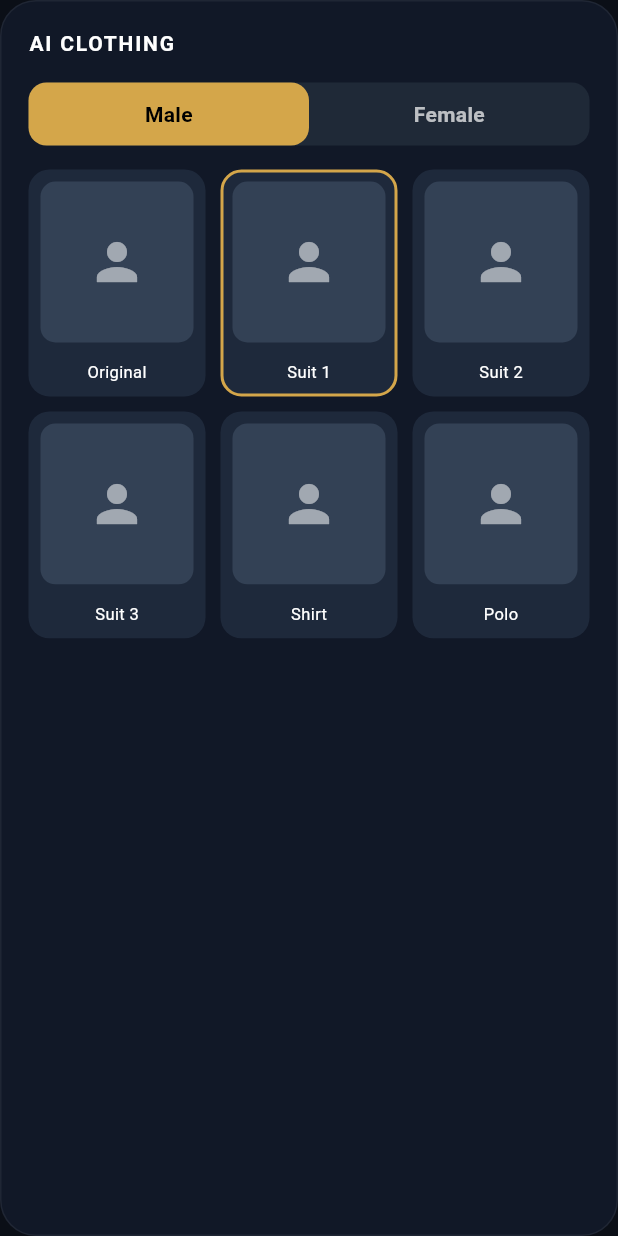
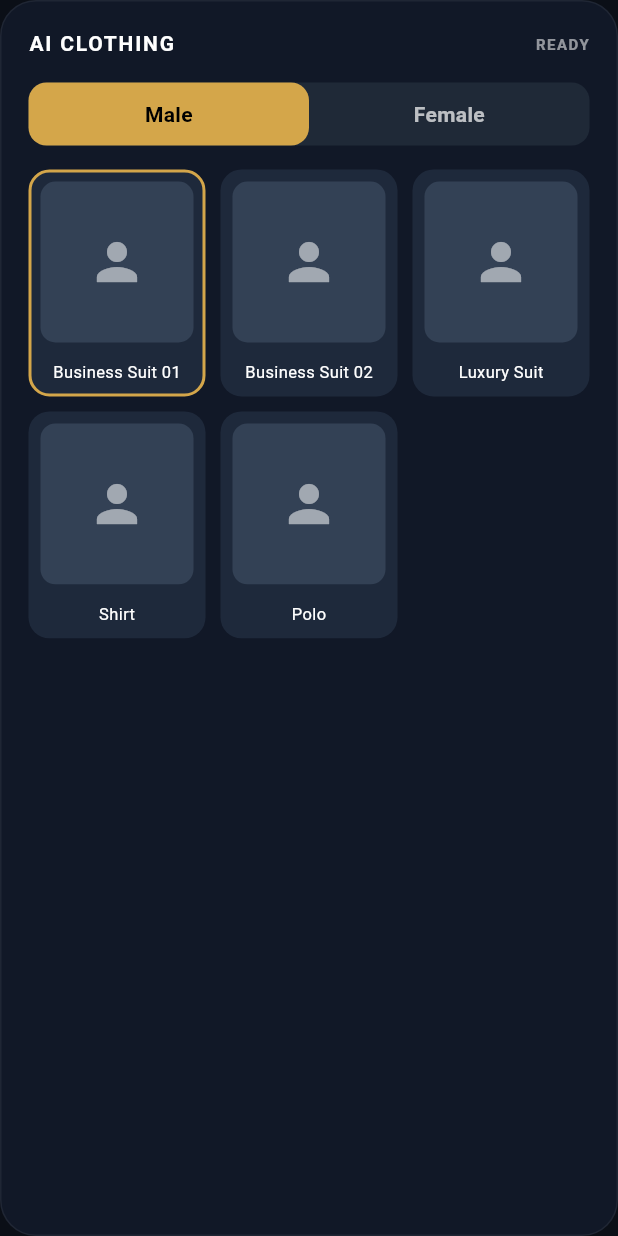
Before and after one commit to suleymangurpinar-hue/SmartIDPro, a Flutter app: the AiClothingPanel widget shown alone on an empty page, opened directly, on a phone screen of 412 x 824 dp. Run offline on Flutter 3.47's test engine with Material 3 defaults, Android fonts, the light colour scheme and no system bars; our stand-ins replace file_picker, sqflite_common_ffi; missing offline and left inert: onnxruntime; accounts and stored records are empty; Roboto replaces fonts that are missing (SF Pro Display).

Commit message:
v0.3 AI Clothing Foundation

```diff
--- /dev/null
+++ b/lib/features/ai_clothing/controllers/ai_clothing_controller.dart
@@ -0,0 +1,79 @@
+import 'package:flutter/foundation.dart';
+
+import '../data/clothing_library.dart';
+import '../models/clothing_category.dart';
+import '../models/clothing_item.dart';
+import '../models/clothing_result.dart';
+import '../services/ai_clothing_service.dart';
+import '../services/mock_ai_clothing_service.dart';
+
+class AiClothingController extends ChangeNotifier {
+  AiClothingController({AiClothingService? service})
+    : _service = service ?? MockAiClothingService() {
+    _selectedClothing = clothingItems.isNotEmpty ? clothingItems.first : null;
+  }
+
+  final AiClothingService _service;
+
+  String _currentGender = 'male';
+  ClothingCategory _currentCategory = ClothingCategory.business;
+  ClothingItem? _selectedClothing;
+  ClothingStatus _engineStatus = ClothingStatus.idle;
+
+  String get currentGender => _currentGender;
+  ClothingCategory get currentCategory => _currentCategory;
+  ClothingItem? get selectedClothing => _selectedClothing;
+  ClothingStatus get engineStatus => _engineStatus;
+
+  List<ClothingItem> get clothingItems {
+    return ClothingLibrary.byGender(_currentGender);
+  }
+
+  void setGender(String gender) {
+    if (_currentGender == gender) {
+      return;
+    }
+
+    _currentGender = gender;
+    _selectedClothing = clothingItems.isNotEmpty ? clothingItems.first : null;
+    notifyListeners();
+  }
+
+  void setCategory(ClothingCategory category) {
+    if (_currentCategory == category) {
+      return;
+    }
+
+    _currentCategory = category;
+    notifyListeners();
+  }
+
+  void selectClothing(ClothingItem item) {
+    if (_selectedClothing == item) {
+      return;
+    }
+
+    _selectedClothing = item;
+    notifyListeners();
+  }
+
+  Future<void> generate() async {
+    _setEngineStatus(ClothingStatus.preparing);
+    await Future<void>.delayed(const Duration(milliseconds: 250));
+
+    _setEngineStatus(ClothingStatus.processing);
+
+    try {
+      final result = await _service.generate();
+      _selectedClothing = result.selectedItem ?? _selectedClothing;
+      _setEngineStatus(result.status);
+    } catch (_) {
+      _setEngineStatus(ClothingStatus.failed);
+    }
+  }
+
+  void _setEngineStatus(ClothingStatus status) {
+    _engineStatus = status;
+    notifyListeners();
+  }
+}
--- /dev/null
+++ b/lib/features/ai_clothing/data/clothing_library.dart
@@ -0,0 +1,91 @@
+import '../models/clothing_category.dart';
+import '../models/clothing_item.dart';
+
+class ClothingLibrary {
+  static const List<ClothingItem> items = [
+    ClothingItem(
+      id: 'male-business-suit-01',
+      title: 'Business Suit 01',
+      gender: 'male',
+      category: ClothingCategory.business,
+      thumbnail: '',
+      preview: '',
+      premium: false,
+      enabled: true,
+    ),
+    ClothingItem(
+      id: 'male-business-suit-02',
+      title: 'Business Suit 02',
+      gender: 'male',
+      category: ClothingCategory.business,
+      thumbnail: '',
+      preview: '',
+      premium: false,
+      enabled: true,
+    ),
+    ClothingItem(
+      id: 'male-luxury-suit',
+      title: 'Luxury Suit',
+      gender: 'male',
+      category: ClothingCategory.luxury,
+      thumbnail: '',
+      preview: '',
+      premium: true,
+      enabled: true,
+    ),
+    ClothingItem(
+      id: 'male-shirt',
+      title: 'Shirt',
+      gender: 'male',
+      category: ClothingCategory.casual,
+      thumbnail: '',
+      preview: '',
+      premium: false,
+      enabled: true,
+    ),
+    ClothingItem(
+      id: 'male-polo',
+      title: 'Polo',
+      gender: 'male',
+      category: ClothingCategory.casual,
+      thumbnail: '',
+      preview: '',
+      premium: false,
+      enabled: true,
+    ),
+    ClothingItem(
+      id: 'female-business',
+      title: 'Business',
+      gender: 'female',
+      category: ClothingCategory.business,
+      thumbnail: '',
+      preview: '',
+      premium: false,
+      enabled: true,
+    ),
+    ClothingItem(
+      id: 'female-formal',
+      title: 'Formal',
+      gender: 'female',
+      category: ClothingCategory.formal,
+      thumbnail: '',
+      preview: '',
+      premium: false,
+      enabled: true,
+    ),
+    ClothingItem(
+      id: 'female-premium',
+      title: 'Premium',
+      gender: 'female',
+      category: ClothingCategory.luxury,
+      thumbnail: '',
+      preview: '',
+      premium: true,
+      enabled: true,
+    ),
+  ];
+
+  static List<ClothingItem> byGender(String gender) {
+    return items.where((item) => item.gender == gender).toList();
+  }
+}
--- /dev/null
+++ b/lib/features/ai_clothing/models/clothing_category.dart
@@ -0,0 +1,9 @@
+enum ClothingCategory {
+  business,
+  formal,
+  luxury,
+  casual,
+  medical,
+  uniform,
+  wedding,
+}
--- /dev/null
+++ b/lib/features/ai_clothing/models/clothing_item.dart
@@ -0,0 +1,73 @@
+import 'clothing_category.dart';
+
+class ClothingItem {
+  final String id;
+  final String title;
+  final String gender;
+  final ClothingCategory category;
+  final String thumbnail;
+  final String preview;
+  final bool premium;
+  final bool enabled;
+
+  const ClothingItem({
+    required this.id,
+    required this.title,
+    required this.gender,
+    required this.category,
+    required this.thumbnail,
+    required this.preview,
+    required this.premium,
+    required this.enabled,
+  });
+
+  ClothingItem copyWith({
+    String? id,
+    String? title,
+    String? gender,
+    ClothingCategory? category,
+    String? thumbnail,
+    String? preview,
+    bool? premium,
+    bool? enabled,
+  }) {
+    return ClothingItem(
+      id: id ?? this.id,
+      title: title ?? this.title,
+      gender: gender ?? this.gender,
+      category: category ?? this.category,
+      thumbnail: thumbnail ?? this.thumbnail,
+      preview: preview ?? this.preview,
+      premium: premium ?? this.premium,
+      enabled: enabled ?? this.enabled,
+    );
+  }
+
+  @override
+  bool operator ==(Object other) {
+    return identical(this, other) ||
+        other is ClothingItem &&
+            other.id == id &&
+            other.title == title &&
+            other.gender == gender &&
+            other.category == category &&
+            other.thumbnail == thumbnail &&
+            other.preview == preview &&
+            other.premium == premium &&
+            other.enabled == enabled;
+  }
+
+  @override
+  int get hashCode {
+    return Object.hash(
+      id,
+      title,
+      gender,
+      category,
+      thumbnail,
+      preview,
+      premium,
+      enabled,
+    );
+  }
+}
--- /dev/null
+++ b/lib/features/ai_clothing/models/clothing_result.dart
@@ -0,0 +1,10 @@
+import 'clothing_item.dart';
+
+enum ClothingStatus { idle, preparing, processing, completed, failed }
+
+class ClothingResult {
+  final ClothingItem? selectedItem;
+  final ClothingStatus status;
+
+  const ClothingResult({required this.selectedItem, required this.status});
+}
--- /dev/null
+++ b/lib/features/ai_clothing/services/ai_clothing_service.dart
@@ -0,0 +1,5 @@
+import '../models/clothing_result.dart';
+
+abstract class AiClothingService {
+  Future<ClothingResult> generate();
+}
--- /dev/null
+++ b/lib/features/ai_clothing/services/mock_ai_clothing_service.dart
@@ -0,0 +1,19 @@
+import '../models/clothing_result.dart';
+import 'ai_clothing_service.dart';
+
+class MockAiClothingService implements AiClothingService {
+  @override
+  Future<ClothingResult> generate() async {
+    await Future<void>.delayed(const Duration(milliseconds: 250));
+    const ClothingResult(selectedItem: null, status: ClothingStatus.preparing);
+
+    await Future<void>.delayed(const Duration(milliseconds: 350));
+    const ClothingResult(selectedItem: null, status: ClothingStatus.processing);
+
+    await Future<void>.delayed(const Duration(milliseconds: 450));
+    return const ClothingResult(
+      selectedItem: null,
+      status: ClothingStatus.completed,
+    );
+  }
+}
--- /dev/null
+++ b/lib/features/ai_clothing/widgets/clothing_card.dart
@@ -0,0 +1,56 @@
+import 'package:flutter/material.dart';
+
+import '../models/clothing_item.dart';
+
+class ClothingCard extends StatelessWidget {
+  const ClothingCard({
+    super.key,
+    required this.item,
+    required this.active,
+    required this.onTap,
+  });
+
+  final ClothingItem item;
+  final bool active;
+  final VoidCallback onTap;
+
+  @override
+  Widget build(BuildContext context) {
+    return GestureDetector(
+      onTap: onTap,
+      child: Container(
+        decoration: BoxDecoration(
+          color: const Color(0xFF1E293B),
+          borderRadius: BorderRadius.circular(14),
+          border: Border.all(
+            color: active ? const Color(0xFFD4A64A) : Colors.transparent,
+            width: 2,
+          ),
+        ),
+        child: Column(
+          children: [
+            Expanded(
+              child: Container(
+                margin: const EdgeInsets.all(6),
+                decoration: BoxDecoration(
+                  color: const Color(0xFF334155),
+                  borderRadius: BorderRadius.circular(10),
+                ),
+                child: const Center(
+                  child: Icon(Icons.person, size: 40, color: Colors.white54),
+                ),
+              ),
+            ),
+            Padding(
+              padding: const EdgeInsets.all(6),
+              child: Text(
+                item.title,
+                style: const TextStyle(color: Colors.white, fontSize: 11),
+              ),
+            ),
+          ],
+        ),
+      ),
+    );
+  }
+}
--- /dev/null
+++ b/lib/features/ai_clothing/widgets/clothing_category_bar.dart
@@ -0,0 +1,73 @@
+import 'package:flutter/material.dart';
+
+class ClothingCategoryBar extends StatelessWidget {
+  const ClothingCategoryBar({
+    super.key,
+    required this.currentGender,
+    required this.onGenderChanged,
+  });
+
+  final String currentGender;
+  final ValueChanged<String> onGenderChanged;
+
+  @override
+  Widget build(BuildContext context) {
+    final male = currentGender == 'male';
+
+    return Container(
+      height: 42,
+      decoration: BoxDecoration(
+        color: const Color(0xFF1F2937),
+        borderRadius: BorderRadius.circular(12),
+      ),
+      child: Row(
+        children: [
+          Expanded(
+            child: GestureDetector(
+              onTap: () {
+                onGenderChanged('male');
+              },
+              child: Container(
+                decoration: BoxDecoration(
+                  color: male ? const Color(0xFFD4A64A) : Colors.transparent,
+                  borderRadius: BorderRadius.circular(12),
+                ),
+                child: Center(
+                  child: Text(
+                    'Male',
+                    style: TextStyle(
+                      color: male ? Colors.black : Colors.white70,
+                      fontWeight: FontWeight.bold,
+                    ),
+                  ),
+                ),
+              ),
+            ),
+          ),
+          Expanded(
+            child: GestureDetector(
+              onTap: () {
+                onGenderChanged('female');
+              },
+              child: Container(
+                decoration: BoxDecoration(
+                  color: !male ? const Color(0xFFD4A64A) : Colors.transparent,
+                  borderRadius: BorderRadius.circular(12),
+                ),
+                child: Center(
+                  child: Text(
+                    'Female',
+                    style: TextStyle(
+                      color: !male ? Colors.black : Colors.white70,
+                      fontWeight: FontWeight.bold,
+                    ),
+                  ),
+                ),
+              ),
+            ),
+          ),
+        ],
+      ),
+    );
+  }
+}
--- /dev/null
+++ b/lib/features/ai_clothing/widgets/clothing_grid.dart
@@ -0,0 +1,43 @@
+import 'package:flutter/material.dart';
+
+import '../models/clothing_item.dart';
+import 'clothing_card.dart';
+
+class ClothingGrid extends StatelessWidget {
+  const ClothingGrid({
+    super.key,
+    required this.items,
+    required this.selectedItem,
+    required this.onSelected,
+  });
+
+  final List<ClothingItem> items;
+  final ClothingItem? selectedItem;
+  final ValueChanged<ClothingItem> onSelected;
+
+  @override
+  Widget build(BuildContext context) {
+    return GridView.builder(
+      shrinkWrap: true,
+      physics: const NeverScrollableScrollPhysics(),
+      itemCount: items.length,
+      gridDelegate: const SliverGridDelegateWithFixedCrossAxisCount(
+        crossAxisCount: 3,
+        mainAxisSpacing: 10,
+        crossAxisSpacing: 10,
+        childAspectRatio: .78,
+      ),
+      itemBuilder: (context, index) {
+        final item = items[index];
+
+        return ClothingCard(
+          item: item,
+          active: selectedItem == item,
+          onTap: () {
+            onSelected(item);
+          },
+        );
+      },
+    );
+  }
+}
--- /dev/null
+++ b/lib/features/ai_clothing/widgets/engine_status_chip.dart
@@ -0,0 +1,36 @@
+import 'package:flutter/material.dart';
+
+import '../models/clothing_result.dart';
+
+class EngineStatusChip extends StatelessWidget {
+  const EngineStatusChip({super.key, required this.status});
+
+  final ClothingStatus status;
+
+  @override
+  Widget build(BuildContext context) {
+    return Text(
+      _label,
+      style: const TextStyle(
+        color: Colors.white54,
+        fontSize: 10,
+        fontWeight: FontWeight.bold,
+        letterSpacing: 1,
+      ),
+    );
+  }
+
+  String get _label {
+    switch (status) {
+      case ClothingStatus.idle:
+        return 'READY';
+      case ClothingStatus.preparing:
+      case ClothingStatus.processing:
+        return 'PROCESSING';
+      case ClothingStatus.completed:
+        return 'COMPLETED';
+      case ClothingStatus.failed:
+        return 'FAILED';
+    }
+  }
+}
--- a/lib/features/enterprise/widgets/ai_clothing_panel.dart
+++ b/lib/features/enterprise/widgets/ai_clothing_panel.dart
@@ -1,4 +1,9 @@
 import 'package:flutter/material.dart';
+
+import '../../ai_clothing/controllers/ai_clothing_controller.dart';
+import '../../ai_clothing/widgets/clothing_category_bar.dart';
+import '../../ai_clothing/widgets/clothing_grid.dart';
+import '../../ai_clothing/widgets/engine_status_chip.dart';
 
 class AiClothingPanel extends StatefulWidget {
   const AiClothingPanel({super.key});
@@ -8,32 +13,36 @@ class AiClothingPanel extends StatefulWidget {
 }
 
 class _AiClothingPanelState extends State<AiClothingPanel> {
-  bool male = true;
+  late final AiClothingController controller;
 
-  int selected = 1;
+  @override
+  void initState() {
+    super.initState();
+    controller = AiClothingController();
+  }
+
+  @override
+  void dispose() {
+    controller.dispose();
+    super.dispose();
+  }
 
   @override
   Widget build(BuildContext context) {
-    final maleItems = [
-      "Original",
-      "Suit 1",
-      "Suit 2",
-      "Suit 3",
-      "Shirt",
-      "Polo",
-    ];
+    return _AiClothingPanelView(controller: controller);
+  }
+}
 
-    final femaleItems = [
-      "Original",
-      "Blazer",
-      "Business",
-      "Formal",
-      "Smart",
-      "Premium",
-    ];
+class _AiClothingPanelView extends StatelessWidget {
+  const _AiClothingPanelView({required this.controller});
 
-    final items = male ? maleItems : femaleItems;
+  final AiClothingController controller;
 
+  @override
+  Widget build(BuildContext context) {
+    return AnimatedBuilder(
+      animation: controller,
+      builder: (context, child) {
         return Container(
           decoration: BoxDecoration(
             color: const Color(0xFF111827),
@@ -45,6 +54,8 @@ class _AiClothingPanelState extends State<AiClothingPanel> {
             child: Column(
               crossAxisAlignment: CrossAxisAlignment.start,
               children: [
+                Row(
+                  children: [
                     const Text(
                       "AI CLOTHING",
                       style: TextStyle(
@@ -53,143 +64,30 @@ class _AiClothingPanelState extends State<AiClothingPanel> {
                         letterSpacing: 1.2,
                       ),
                     ),
-
-            const SizedBox(height: 16),
-
-            Container(
-              height: 42,
-              decoration: BoxDecoration(
-                color: const Color(0xFF1F2937),
-                borderRadius: BorderRadius.circular(12),
-              ),
-              child: Row(
-                children: [
-                  Expanded(
-                    child: GestureDetector(
-                      onTap: () {
-                        setState(() {
-                          male = true;
-                        });
-                      },
-                      child: Container(
-                        decoration: BoxDecoration(
-                          color: male
-                              ? const Color(0xFFD4A64A)
-                              : Colors.transparent,
-                          borderRadius: BorderRadius.circular(12),
-                        ),
-                        child: Center(
-                          child: Text(
-                            "Male",
-                            style: TextStyle(
-                              color: male ? Colors.black : Colors.white70,
-                              fontWeight: FontWeight.bold,
-                            ),
-                          ),
-                        ),
-                      ),
-                    ),
-                  ),
-
-                  Expanded(
-                    child: GestureDetector(
-                      onTap: () {
-                        setState(() {
-                          male = false;
-                        });
-                      },
-                      child: Container(
-                        decoration: BoxDecoration(
-                          color: !male
-                              ? const Color(0xFFD4A64A)
-                              : Colors.transparent,
-                          borderRadius: BorderRadius.circular(12),
-                        ),
-                        child: Center(
-                          child: Text(
-                            "Female",
-                            style: TextStyle(
-                              color: !male ? Colors.black : Colors.white70,
-                              fontWeight: FontWeight.bold,
-                            ),
-                          ),
-                        ),
-                      ),
-                    ),
-                  ),
+                    const Spacer(),
+                    EngineStatusChip(status: controller.engineStatus),
                   ],
-              ),
                 ),
 
                 const SizedBox(height: 16),
 
-            Expanded(
-              child: GridView.builder(
-                itemCount: items.length,
-                gridDelegate: const SliverGridDelegateWithFixedCrossAxisCount(
-                  crossAxisCount: 3,
-                  mainAxisSpacing: 10,
-                  crossAxisSpacing: 10,
-                  childAspectRatio: .78,
+                ClothingCategoryBar(
+                  currentGender: controller.currentGender,
+                  onGenderChanged: controller.setGender,
                 ),
-                itemBuilder: (context, index) {
-                  final active = selected == index;
 
-                  return GestureDetector(
-                    onTap: () {
-                      setState(() {
-                        selected = index;
-                      });
-                    },
-                    child: Container(
-                      decoration: BoxDecoration(
-                        color: const Color(0xFF1E293B),
-                        borderRadius: BorderRadius.circular(14),
-                        border: Border.all(
-                          color: active
-                              ? const Color(0xFFD4A64A)
-                              : Colors.transparent,
-                          width: 2,
-                        ),
-                      ),
-                      child: Column(
-                        children: [
-                          Expanded(
-                            child: Container(
-                              margin: const EdgeInsets.all(6),
-                              decoration: BoxDecoration(
-                                color: const Color(0xFF334155),
-                                borderRadius: BorderRadius.circular(10),
-                              ),
-                              child: const Center(
-                                child: Icon(
-                                  Icons.person,
-                                  size: 40,
-                                  color: Colors.white54,
-                                ),
-                              ),
-                            ),
-                          ),
-                          Padding(
-                            padding: const EdgeInsets.all(6),
-                            child: Text(
-                              items[index],
-                              style: const TextStyle(
-                                color: Colors.white,
-                                fontSize: 11,
-                              ),
-                            ),
+                const SizedBox(height: 16),
+
+                ClothingGrid(
+                  items: controller.clothingItems,
+                  selectedItem: controller.selectedClothing,
+                  onSelected: controller.selectClothing,
                 ),
               ],
             ),
           ),
         );
       },
-              ),
-            ),
-          ],
-        ),
-      ),
     );
   }
 }
--- a/lib/features/enterprise/widgets/background_panel.dart
+++ b/lib/features/enterprise/widgets/background_panel.dart
@@ -42,8 +42,9 @@ class _BackgroundPanelState extends State<BackgroundPanel> {
 
             const SizedBox(height: 14),
 
-            Expanded(
-              child: GridView.builder(
+            GridView.builder(
+              shrinkWrap: true,
+              physics: const NeverScrollableScrollPhysics(),
               itemCount: colors.length,
               gridDelegate: const SliverGridDelegateWithFixedCrossAxisCount(
                 crossAxisCount: 3,
@@ -72,7 +73,6 @@ class _BackgroundPanelState extends State<BackgroundPanel> {
                 );
               },
             ),
-            ),
           ],
         ),
       ),
```
Lines whose indentation alone changed are shown as unchanged.
